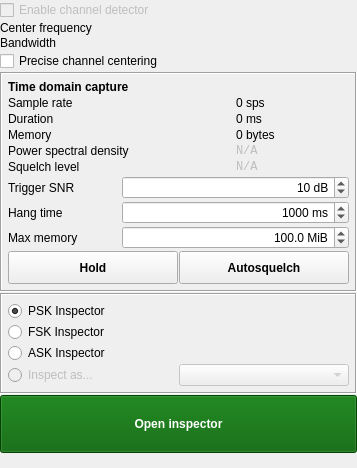
Before: the Qt Designer form ui/InspectorPanel.ui in BatchDrake/SigDigger, drawn with Qt 5.
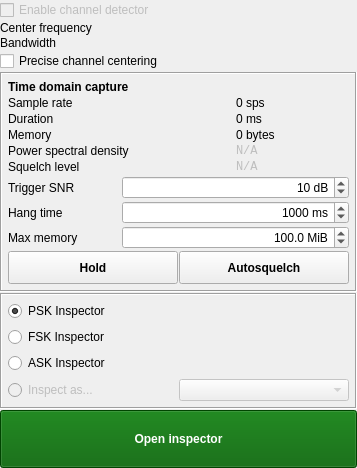
After: the same form once the commit is applied. Custom widgets are drawn as their Qt base class.

Commit message: Adjust spacings

```diff
--- a/ui/InspectorPanel.ui
+++ b/ui/InspectorPanel.ui
@@ -45,8 +45,8 @@
        <rect>
         <x>0</x>
         <y>0</y>
-        <width>343</width>
-        <height>489</height>
+        <width>357</width>
+        <height>468</height>
        </rect>
       </property>
       <layout class="QGridLayout" name="gridLayout_4">
@@ -116,9 +116,12 @@
           <property name="bottomMargin">
            <number>6</number>
           </property>
-          <property name="spacing">
+          <property name="horizontalSpacing">
            <number>1</number>
           </property>
+          <property name="verticalSpacing">
+           <number>6</number>
+          </property>
           <item row="0" column="0" colspan="2">
            <widget class="QRadioButton" name="pskRadio">
             <property name="text">
```
Left out of the diff: 4 changed lines with no effect on the pictures.
